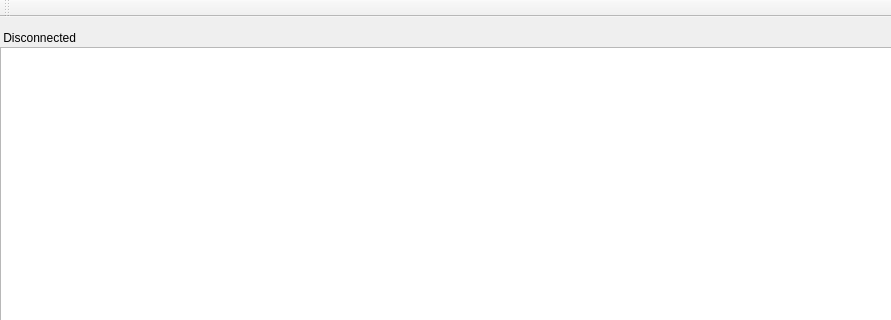
Qt form mex_perfmon.ui (tradebrse/MEX_PerfMon) before a commit; both pictures show x 0 to 891 and y 0 to 320 of the 1200 by 740 pixel window.
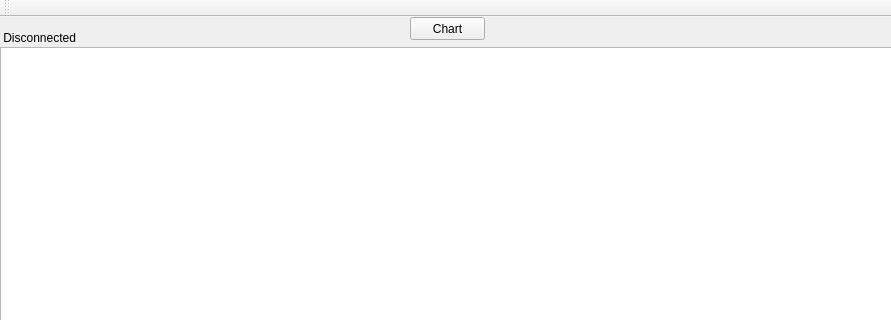
The same form after that commit.

Commit message: Added perfMon chart, for durations in nsecs and calculate highest, lowest and average duration

```diff
--- a/mex_perfmon.ui
+++ b/mex_perfmon.ui
@@ -19,7 +19,7 @@
      <rect>
       <x>0</x>
       <y>10</y>
-      <width>731</width>
+      <width>171</width>
       <height>21</height>
      </rect>
     </property>
@@ -73,6 +73,19 @@
      <string>CLEAR</string>
     </property>
    </widget>
+   <widget class="QPushButton" name="pushButton">
+    <property name="geometry">
+     <rect>
+      <x>410</x>
+      <y>0</y>
+      <width>75</width>
+      <height>23</height>
+     </rect>
+    </property>
+    <property name="text">
+     <string>Chart</string>
+    </property>
+   </widget>
   </widget>
   <widget class="QMenuBar" name="menuBar">
    <property name="geometry">
```
The commit also changes 7 other files.
